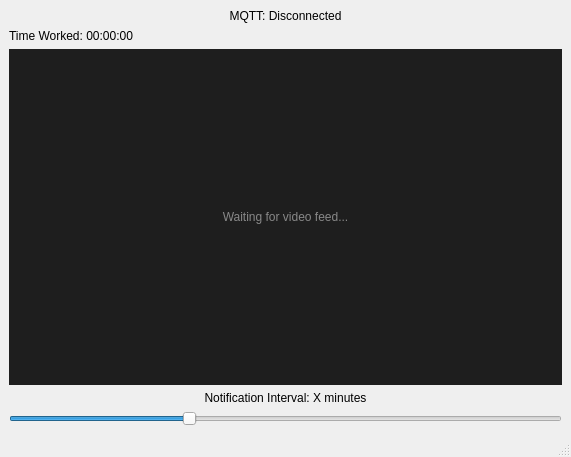
Above: GUI/posture_gui.ui from jjoseph357/cme466-project before the change. Below: the same form after it.
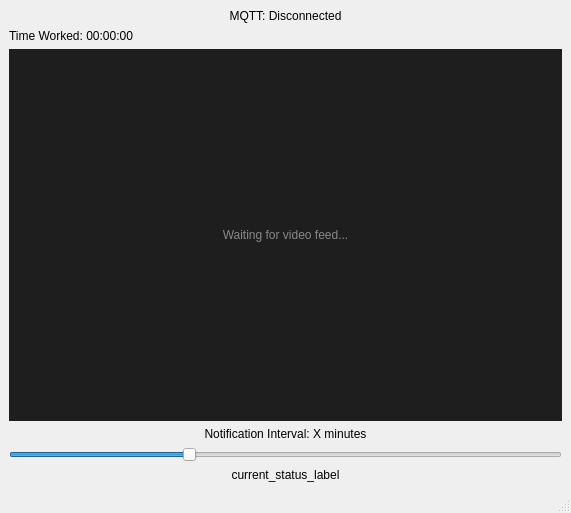
That is the form after the change.

```diff
--- a/GUI/posture_gui.ui
+++ b/GUI/posture_gui.ui
@@ -7,7 +7,7 @@
     <x>0</x>
     <y>0</y>
     <width>571</width>
-    <height>457</height>
+    <height>513</height>
    </rect>
   </property>
   <property name="windowTitle">
@@ -84,6 +84,22 @@
       </property>
      </widget>
     </item>
+    <item>
+     <widget class="QLabel" name="current_status_label">
+      <property name="sizePolicy">
+       <sizepolicy hsizetype="Expanding" vsizetype="Preferred">
+        <horstretch>0</horstretch>
+        <verstretch>0</verstretch>
+       </sizepolicy>
+      </property>
+      <property name="text">
+       <string>current_status_label</string>
+      </property>
+      <property name="alignment">
+       <set>Qt::AlignCenter</set>
+      </property>
+     </widget>
+    </item>
    </layout>
   </widget>
   <widget class="QMenuBar" name="menubar">
```
Left out of the diff: 2 changed lines with no effect on the pictures.
